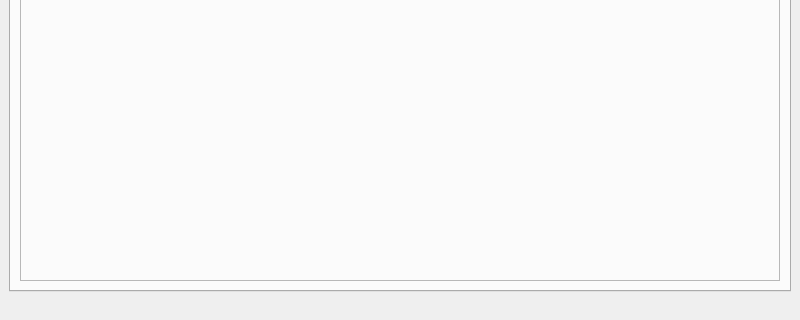
Qt form gui/designer_files/container.ui (LowellInstruments/Domino) before a commit; both pictures show x 0 to 800 and y 280 to 600 of the 800 by 600 pixel window.
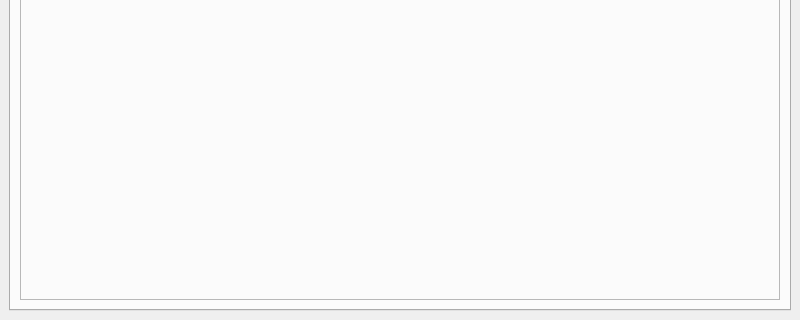
The same form after that commit. Icons and pictures are not drawn.

Commit message: makes the GUI resizable. Makes the "about" button stick to the right side of the window.

```diff
--- a/gui/designer_files/container.ui
+++ b/gui/designer_files/container.ui
@@ -16,12 +16,6 @@
     <height>600</height>
    </size>
   </property>
-  <property name="maximumSize">
-   <size>
-    <width>800</width>
-    <height>600</height>
-   </size>
-  </property>
   <property name="windowTitle">
    <string>Lowell Instruments - Domino</string>
   </property>
@@ -109,21 +103,6 @@
     </item>
    </layout>
   </widget>
-  <widget class="QMenuBar" name="menubar">
-   <property name="geometry">
-    <rect>
-     <x>0</x>
-     <y>0</y>
-     <width>800</width>
-     <height>21</height>
-    </rect>
-   </property>
-  </widget>
-  <widget class="QStatusBar" name="statusbar">
-   <property name="sizeGripEnabled">
-    <bool>false</bool>
-   </property>
-  </widget>
  </widget>
  <resources>
   <include location="icons.qrc"/>
```
The commit also changes 3 other files.
